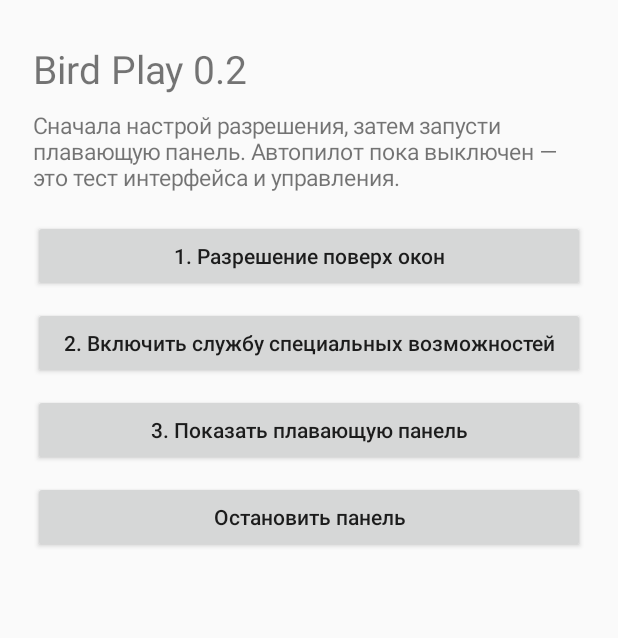
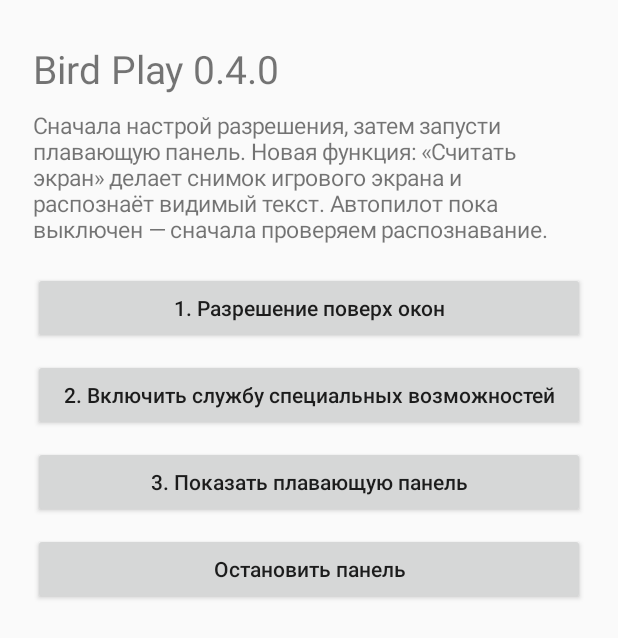
Before and after one commit to Lucis-Caelum/Bird-app, an Android app: the screen it shows after launch (MainActivity), on a phone screen of 412 x 824 dp. Shown: the top 638 px of the screen. Run offline under Robolectric (Android 15) with nearby library versions, the phone set to English and light mode, and no system bars.

Commit message:
Update Bird Play setup screen for OCR test version

```diff
--- a/app/src/main/java/com/luciscaelum/slayautoplayer/MainActivity.kt
+++ b/app/src/main/java/com/luciscaelum/slayautoplayer/MainActivity.kt
@@ -25,12 +25,12 @@ class MainActivity : Activity() {
         }
 
         content.addView(TextView(this).apply {
-            text = "Bird Play 0.2"
+            text = "Bird Play 0.4.0"
             textSize = 26f
         })
 
         content.addView(TextView(this).apply {
-            text = "Сначала настрой разрешения, затем запусти плавающую панель. Автопилот пока выключен — это тест интерфейса и управления."
+            text = "Сначала настрой разрешения, затем запусти плавающую панель. Новая функция: «Считать экран» делает снимок игрового экрана и распознаёт видимый текст. Автопилот пока выключен — сначала проверяем распознавание."
             textSize = 15f
             setPadding(0, dp(10), 0, dp(8))
         })
```
